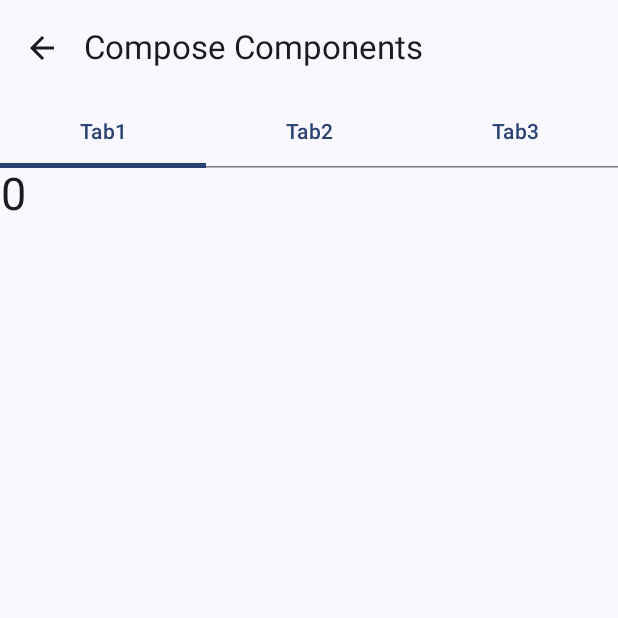
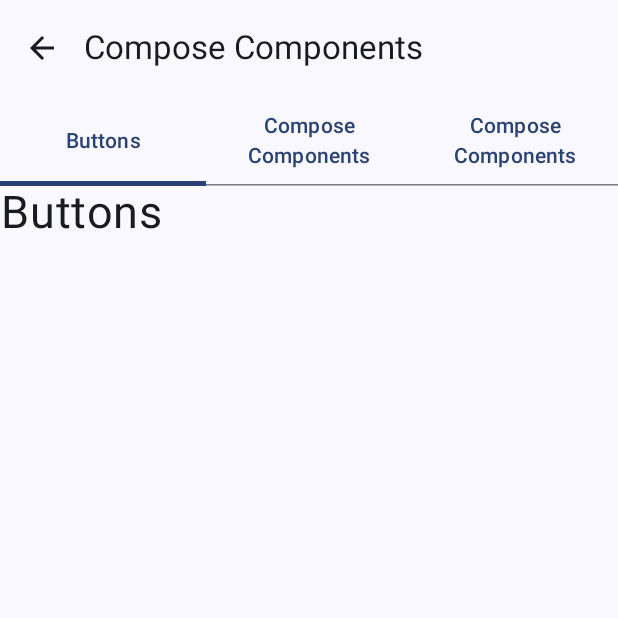
Before and after one commit to teamtuna/leechunbok, an Android app built with Jetpack Compose: the screen it shows after launch (MainActivity), after a tap on "최선일", on a phone screen of 412 x 824 dp, the top half of it. Run offline under Robolectric (Android 15) with nearby library versions, the light colour scheme and no system bars.

Commit message:
버튼 탭 추가 (#82)
feat - button 탭 추가

```diff
--- /dev/null
+++ b/robin/app/src/main/java/dev/tuna/leechunbok/robin/ButtonComponentScreen.kt
@@ -0,0 +1,26 @@
+package dev.tuna.leechunbok.robin
+
+import androidx.compose.foundation.layout.Box
+import androidx.compose.foundation.layout.fillMaxSize
+import androidx.compose.foundation.layout.wrapContentSize
+import androidx.compose.material3.Surface
+import androidx.compose.material3.Text
+import androidx.compose.runtime.Composable
+import androidx.compose.ui.Modifier
+import androidx.compose.ui.res.stringResource
+import androidx.compose.ui.text.style.TextAlign
+import androidx.compose.ui.unit.sp
+
+@Composable
+fun ButtonComponentScreen() {
+    Surface {
+        Box(modifier = Modifier.fillMaxSize()) {
+            Text(
+                modifier = Modifier.wrapContentSize(),
+                text = stringResource(id = R.string.button_component_title),
+                textAlign = TextAlign.Center,
+                fontSize = 30.sp
+            )
+        }
+    }
+}
--- a/robin/app/src/main/java/dev/tuna/leechunbok/robin/RobinScreen.kt
+++ b/robin/app/src/main/java/dev/tuna/leechunbok/robin/RobinScreen.kt
@@ -1,9 +1,9 @@
 package dev.tuna.leechunbok.robin
 
+import androidx.annotation.StringRes
 import androidx.compose.foundation.ExperimentalFoundationApi
 import androidx.compose.foundation.layout.Column
 import androidx.compose.foundation.layout.padding
-import androidx.compose.foundation.layout.wrapContentSize
 import androidx.compose.foundation.pager.HorizontalPager
 import androidx.compose.foundation.pager.rememberPagerState
 import androidx.compose.material.icons.Icons
@@ -20,17 +20,12 @@ import androidx.compose.runtime.Composable
 import androidx.compose.runtime.rememberCoroutineScope
 import androidx.compose.ui.Modifier
 import androidx.compose.ui.res.stringResource
-import androidx.compose.ui.text.style.TextAlign
 import androidx.compose.ui.tooling.preview.Preview
-import androidx.compose.ui.unit.sp
-import androidx.navigation.NavController
 import androidx.navigation.NavHostController
-import androidx.navigation.compose.rememberNavController
 import dev.tuna.leechunbok.resource.LeechunbokTheme
 import kotlinx.coroutines.launch
 
 @OptIn(ExperimentalMaterial3Api::class)
-@Preview(showBackground = true)
 @Composable
 fun RobinScreen(navController: NavHostController) {
     LeechunbokTheme {
@@ -51,7 +46,9 @@ fun RobinScreen(navController: NavHostController) {
                 )
             }) { padding ->
             Column(Modifier.padding(padding)) {
-                RobinComponentTabRow(listOf("Tab1", "Tab2", "Tab3"))
+                RobinComponentTabRow(Component.values().map {
+                    stringResource(id = it.title)
+                })
             }
         }
     }
@@ -78,11 +75,28 @@ fun RobinComponentTabRow(items: List<String>) {
     }
 
     HorizontalPager(pageCount = items.size, state = pagerState) { page ->
-        Text(
-            modifier = Modifier.wrapContentSize(),
-            text = page.toString(),
-            textAlign = TextAlign.Center,
-            fontSize = 30.sp
-        )
+        Component.values()[page].screen()
     }
 }
+
+enum class Component(
+    @StringRes val title: Int,
+    val screen: @Composable () -> Unit,
+) {
+    BUTTON(
+        title = R.string.button_component_title,
+        screen = { ButtonComponentScreen() }
+    ),
+    DUMMY(
+        title = R.string.robin_screen_title,
+        screen = {
+            Text(text = "Dummy")
+        }
+    ),
+    DUMMY2(
+        title = R.string.robin_screen_title,
+        screen = {
+            Text(text = "Dummy2")
+        }
+    )
+}
--- a/robin/app/src/main/res/values/strings.xml
+++ b/robin/app/src/main/res/values/strings.xml
@@ -1,5 +1,5 @@
 <?xml version="1.0" encoding="utf-8"?>
 <resources>
     <string name="robin_screen_title">Compose Components</string>
-
+    <string name="button_component_title">Buttons</string>
 </resources>
```
